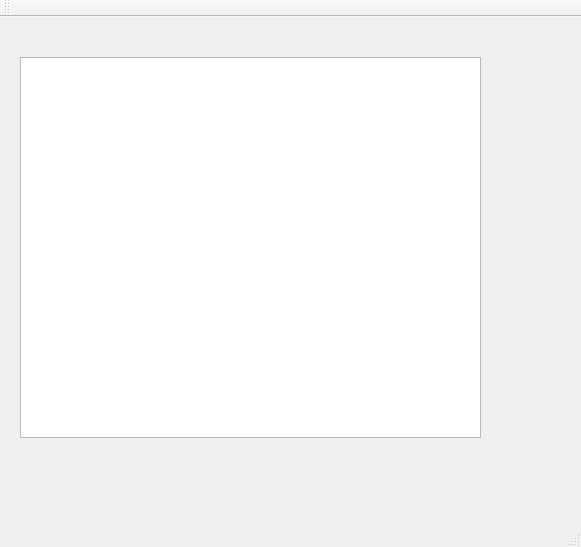
padenot/usdp, file rsase/SGBag/ui/fenetreprincipale.ui: the form before one commit.
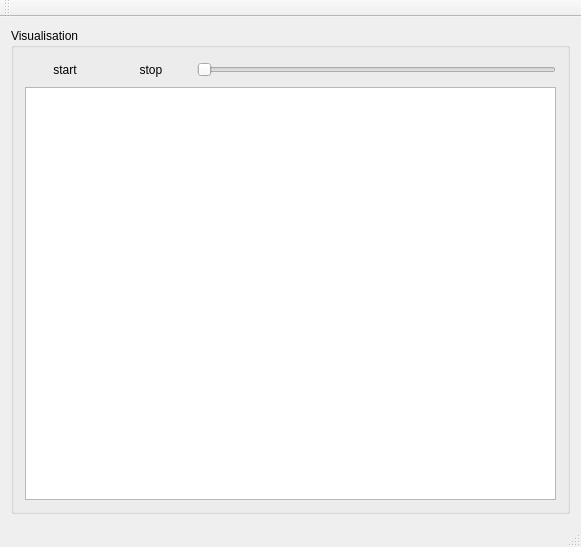
The form after the commit.

What changed in the file:
```diff
--- a/rsase/SGBag/ui/fenetreprincipale.ui
+++ b/rsase/SGBag/ui/fenetreprincipale.ui
@@ -13,17 +13,54 @@
   <property name="windowTitle">
    <string>FenetrePrincipale</string>
   </property>
+  <property name="tabShape">
+   <enum>QTabWidget::Rounded</enum>
+  </property>
   <widget class="QWidget" name="centralWidget">
-   <widget class="QGraphicsView" name="vue">
-    <property name="geometry">
-     <rect>
-      <x>20</x>
-      <y>40</y>
-      <width>461</width>
-      <height>381</height>
-     </rect>
-    </property>
-   </widget>
+   <layout class="QGridLayout" name="gridLayout_2">
+    <item row="0" column="0">
+     <widget class="QGroupBox" name="Visualisation">
+      <property name="title">
+       <string>Visualisation</string>
+      </property>
+      <layout class="QGridLayout" name="gridLayout">
+       <item row="0" column="1">
+        <widget class="QPushButton" name="stopButton">
+         <property name="text">
+          <string>stop</string>
+         </property>
+         <property name="flat">
+          <bool>true</bool>
+         </property>
+        </widget>
+       </item>
+       <item row="0" column="2">
+        <widget class="QSlider" name="speedSlider">
+         <property name="orientation">
+          <enum>Qt::Horizontal</enum>
+         </property>
+        </widget>
+       </item>
+       <item row="1" column="0" colspan="3">
+        <widget class="QGraphicsView" name="vue"/>
+       </item>
+       <item row="0" column="0">
+        <widget class="QPushButton" name="startButton">
+         <property name="text">
+          <string>start</string>
+         </property>
+         <property name="checkable">
+          <bool>false</bool>
+         </property>
+         <property name="flat">
+          <bool>true</bool>
+         </property>
+        </widget>
+       </item>
+      </layout>
+     </widget>
+    </item>
+   </layout>
   </widget>
   <widget class="QMenuBar" name="menuBar">
    <property name="geometry">
```
Left out of the diff: 2 changed lines with no effect on the pictures.
